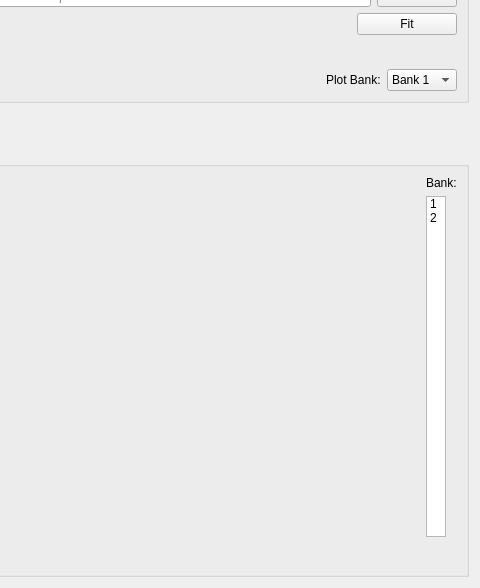
First picture: the form in MantidQt/CustomInterfaces/inc/MantidQtCustomInterfaces/EnggDiffraction/EnggDiffractionQtTabFitting.ui, repository mantidproject/mantid, before the edit; both pictures show x 175 to 655 and y 83 to 671 of the 655 by 671 pixel window.
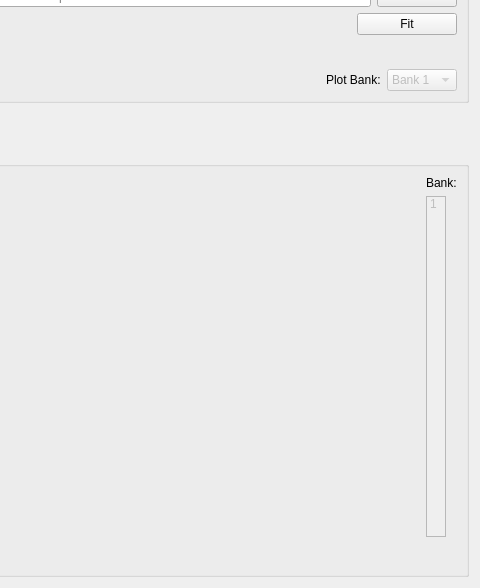
Second picture: the form after the edit. Custom widgets are drawn as their Qt base class.

Commit message:
splits directory to add random items combo & runs all files in dir
refs #15767

```diff
--- a/MantidQt/CustomInterfaces/inc/MantidQtCustomInterfaces/EnggDiffraction/EnggDiffractionQtTabFitting.ui
+++ b/MantidQt/CustomInterfaces/inc/MantidQtCustomInterfaces/EnggDiffraction/EnggDiffractionQtTabFitting.ui
@@ -180,6 +180,9 @@
         </item>
         <item>
          <widget class="QComboBox" name="comboBox_bank">
+          <property name="enabled">
+           <bool>false</bool>
+          </property>
           <property name="sizePolicy">
            <sizepolicy hsizetype="Fixed" vsizetype="Fixed">
             <horstretch>0</horstretch>
@@ -288,6 +291,9 @@
        <layout class="QVBoxLayout" name="verticalLayout_2">
         <item>
          <widget class="QListWidget" name="listWidget_fitting_bank_preview">
+          <property name="enabled">
+           <bool>false</bool>
+          </property>
           <property name="minimumSize">
            <size>
             <width>0</width>
@@ -311,17 +317,6 @@
             </font>
            </property>
           </item>
-          <item>
-           <property name="text">
-            <string>2</string>
-           </property>
-           <property name="font">
-            <font>
-             <weight>50</weight>
-             <bold>false</bold>
-            </font>
-           </property>
-          </item>
          </widget>
         </item>
        </layout>
```
Left out of the diff: 5 changed lines with no effect on the pictures. The commit also changes 1 other file.
